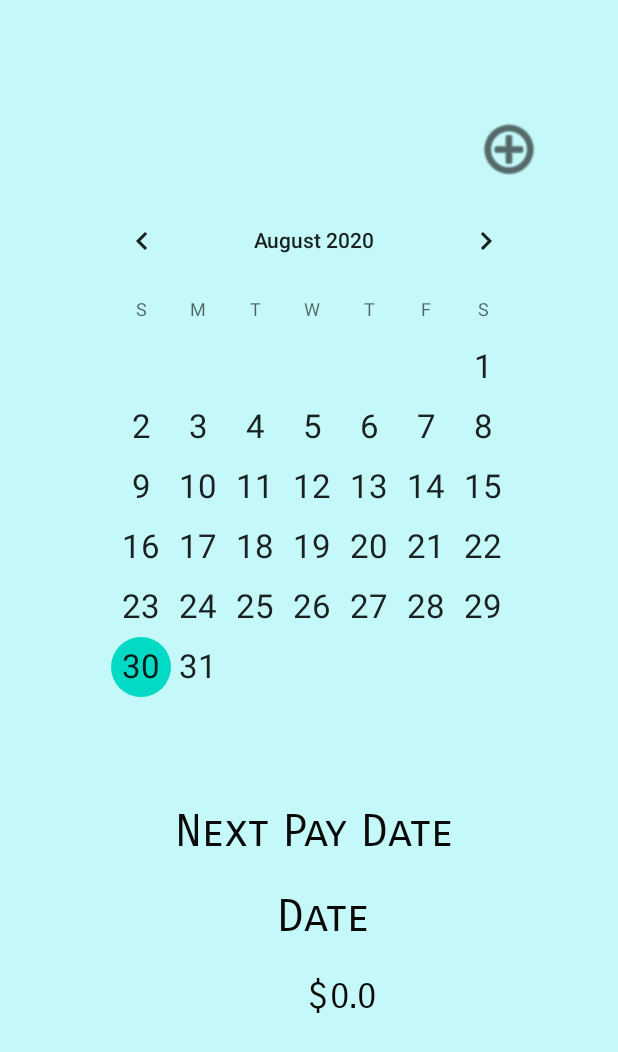
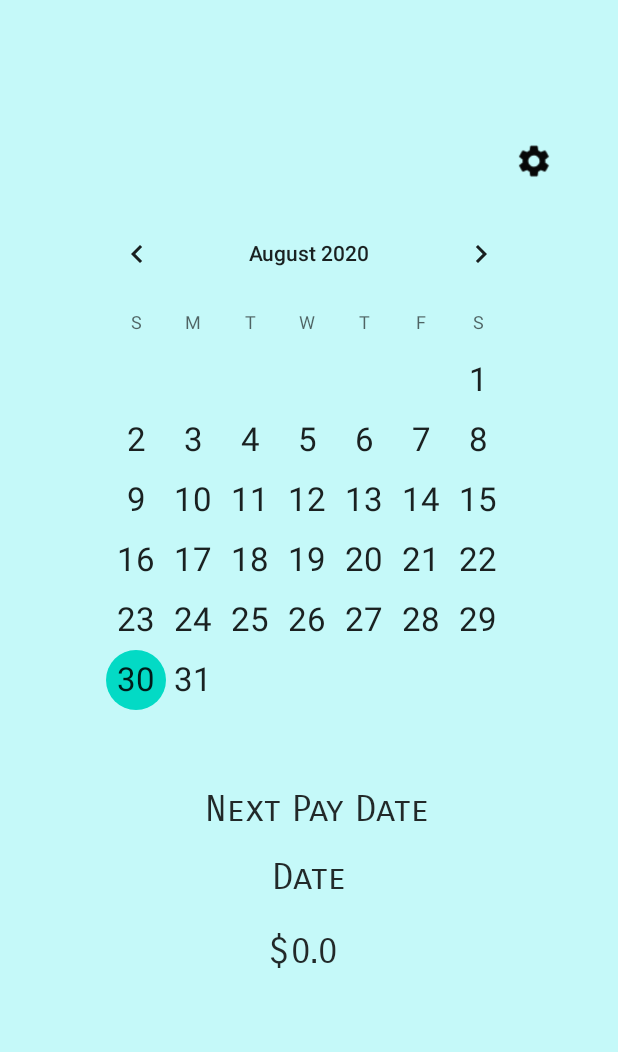
Before and after one commit to msteil99/AndroidPayRollProject, an Android app: the screen it shows after launch (MainActivity), on a phone screen of 412 x 824 dp. Shown: the top 1052 px of the screen. Run offline under Robolectric (Android 15) with nearby library versions, the phone set to English and light mode, and no system bars.

Commit message:
PayRoll Project

```diff
--- a/app/src/main/java/com/example/payrollproject/MainActivity.java
+++ b/app/src/main/java/com/example/payrollproject/MainActivity.java
@@ -205,7 +205,6 @@ public class MainActivity extends AppCompatActivity implements CalendarFragment.
     }
 
     /*Inner class to retrieve user data for the selected date*/
- //todo for this program to work, once one of these is set all of them should be
   class UserData{
 
     private String dateKey,payDate;
--- a/app/src/main/java/com/example/payrollproject/TimeDif.java
+++ b/app/src/main/java/com/example/payrollproject/TimeDif.java
@@ -3,6 +3,7 @@ package com.example.payrollproject;
 /*
 *   this is a helper class that calculates the difference between times in 24 hour format producing
 *   decimal where 1 = 1 hour. All range checks are done in CurrentDateFragment.java
+*
 *
 * */
 
--- a/app/src/main/res/layout/fragment_calendar.xml
+++ b/app/src/main/res/layout/fragment_calendar.xml
@@ -20,35 +20,35 @@
         android:weekSeparatorLineColor="#4E4D4D"
         app:layout_constraintBottom_toBottomOf="parent"
         app:layout_constraintEnd_toEndOf="parent"
-        app:layout_constraintHorizontal_bias="0.533"
+        app:layout_constraintHorizontal_bias="0.495"
         app:layout_constraintStart_toStartOf="parent"
         app:layout_constraintTop_toTopOf="parent"
-        app:layout_constraintVertical_bias="0.184"></CalendarView>
+        app:layout_constraintVertical_bias="0.21"></CalendarView>
+
 
     <ImageView
         android:id="@+id/imSetting"
-        android:layout_width="92dp"
-        android:layout_height="45dp"
+        android:layout_width="32dp"
+        android:layout_height="25dp"
         android:tint="@color/customBlack"
-        app:layout_constraintBottom_toBottomOf="parent"
+        app:layout_constraintBottom_toTopOf="@+id/calendarView"
         app:layout_constraintEnd_toEndOf="parent"
-        app:layout_constraintHorizontal_bias="0.949"
+        app:layout_constraintHorizontal_bias="0.92"
         app:layout_constraintStart_toStartOf="parent"
         app:layout_constraintTop_toTopOf="parent"
-        app:layout_constraintVertical_bias="0.023"
-        app:srcCompat="@android:drawable/ic_menu_add" />
-
+        app:layout_constraintVertical_bias="0.684"
+        app:srcCompat="@drawable/setti_icon" />
 
     <TextView
         android:id="@+id/tvPayTitle"
         android:layout_width="wrap_content"
         android:layout_height="wrap_content"
-        android:layout_marginStart="104dp"
-        android:layout_marginTop="68dp"
+        android:layout_marginStart="124dp"
+        android:layout_marginTop="48dp"
         android:fontFamily="sans-serif-smallcaps"
         android:text="Next Pay Date "
         android:textAllCaps="false"
-        android:textSize="30sp"
+        android:textSize="24sp"
         app:layout_constraintStart_toStartOf="parent"
         app:layout_constraintTop_toBottomOf="@+id/calendarView" />
 
@@ -56,12 +56,12 @@
         android:id="@+id/tvNextPayDate"
         android:layout_width="wrap_content"
         android:layout_height="wrap_content"
-        android:layout_marginTop="20dp"
-        android:text=""
-        android:textSize="30sp"
+        android:layout_marginTop="16dp"
         android:fontFamily="sans-serif-smallcaps"
+        android:text=" "
+        android:textSize="24sp"
         app:layout_constraintEnd_toEndOf="parent"
-        app:layout_constraintHorizontal_bias="0.527"
+        app:layout_constraintHorizontal_bias="0.498"
         app:layout_constraintStart_toStartOf="parent"
         app:layout_constraintTop_toBottomOf="@+id/tvPayTitle" />
 
@@ -70,10 +70,10 @@
         android:layout_width="wrap_content"
         android:layout_height="wrap_content"
         android:layout_marginTop="20dp"
-        android:layout_marginEnd="150dp"
+        android:layout_marginEnd="176dp"
+        android:fontFamily="sans-serif-smallcaps"
         android:inputType="numberDecimal"
         android:text="0"
-        android:fontFamily="sans-serif-smallcaps"
         android:textSize="24sp"
         app:layout_constraintEnd_toEndOf="parent"
         app:layout_constraintTop_toBottomOf="@+id/tvNextPayDate" />
@@ -85,9 +85,9 @@
         android:layout_marginStart="50dp"
         android:layout_marginTop="20dp"
         android:layout_marginEnd="2dp"
+        android:fontFamily="sans-serif-smallcaps"
         android:text="$"
         android:textSize="24sp"
-        android:fontFamily="sans-serif-smallcaps"
         app:layout_constraintEnd_toStartOf="@+id/tvNextPayNum"
         app:layout_constraintHorizontal_bias="1.0"
         app:layout_constraintStart_toStartOf="parent"
--- a/app/src/main/res/layout/fragment_current_date.xml
+++ b/app/src/main/res/layout/fragment_current_date.xml
@@ -12,7 +12,7 @@
         android:id="@+id/tvCurrentDate"
         android:layout_width="wrap_content"
         android:layout_height="wrap_content"
-        android:text="Date"
+        android:text=""
         android:textSize="36sp"
         app:layout_constraintBottom_toBottomOf="parent"
         app:layout_constraintEnd_toEndOf="parent"
@@ -258,11 +258,11 @@
         app:layout_constraintTop_toBottomOf="@+id/tvSickHours" />
 
     <Button
-        android:id="@+id/btnFinish"
+        android:id="@+id/btnSaveDate"
         android:layout_width="wrap_content"
         android:layout_height="wrap_content"
         android:layout_marginTop="44dp"
-        android:text="Finish"
+        android:text="Save"
         android:background="@drawable/btn_custom"
         app:layout_constraintEnd_toEndOf="parent"
         app:layout_constraintStart_toStartOf="parent"
--- a/app/src/main/res/values/colors.xml
+++ b/app/src/main/res/values/colors.xml
@@ -4,7 +4,7 @@
     <color name="colorPrimaryDark">#3700B3</color>
     <color name="colorAccent">#03DAC5</color>
     <color name="colorBackground">#E9C6FAFA</color>
-    <color name="customBlack">#090909</color>
+    <color name="customBlack">#DE090909</color>
     <color name="colorButton">#AEDAF8</color>
     <color name="colorTextBackGround">#3498DB</color>
 
```
Also changed, not shown: app/src/main/java/com/example/payrollproject/CurrentDateFragment.java (+13 -16 lines), app/src/main/res/layout/fragment_settings.xml (+7 -30 lines), app/src/main/res/drawable-v24/setti_icon.png (added).
